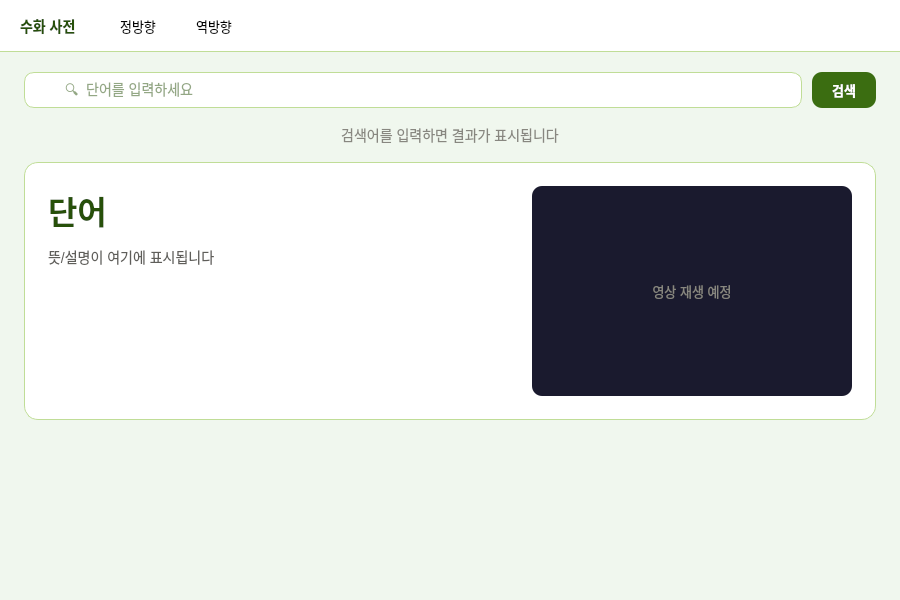
The window that widgets/DictWidget.ui (jina-da/sign_language) describes before a commit, drawn with Qt 5.
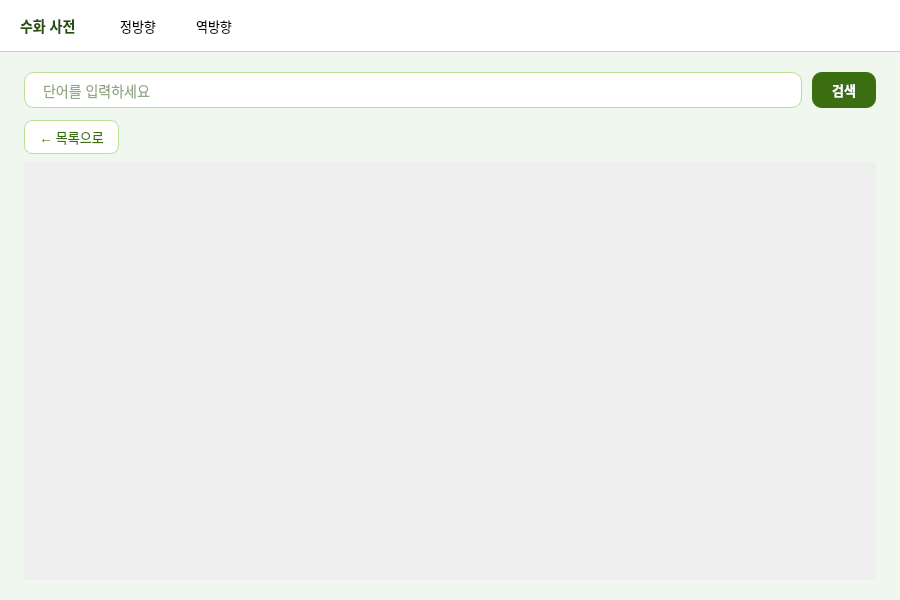
The same window after the commit. The open tabs and pages were chosen to show the change.

What changed in the file:
```diff
--- a/widgets/DictWidget.ui
+++ b/widgets/DictWidget.ui
@@ -9,34 +9,13 @@
    <string notr="true">QWidget#DictWidget { background: #F0F7EE; }
 QWidget#headerArea { background: white; border-bottom: 1px solid #C0DD97; }
 QLabel#headerLabel { font-size: 14px; font-weight: 500; color: #27500A; }
-QPushButton#tabForwardBtn, QPushButton#tabReverseBtn {
-    font-size: 13px; border: none; padding: 0 20px; background: transparent;
-}
-QPushButton#tabForwardBtn[active="true"], QPushButton#tabReverseBtn[active="true"] {
-    color: #3B6D11; font-weight: 500; border-bottom: 2px solid #3B6D11;
-}
-QPushButton#tabForwardBtn[active="false"], QPushButton#tabReverseBtn[active="false"] {
-    color: #5F5E5A; border-bottom: 2px solid transparent;
-}
+QPushButton#tabForwardBtn, QPushButton#tabReverseBtn { font-size: 13px; border: none; padding: 0 20px; background: transparent; }
 QWidget#forwardPage { background: #F0F7EE; }
 QWidget#reversePage { background: #F0F7EE; }
-QWidget#resultCard { background: white; border-radius: 14px; border: 1px solid #C0DD97; }
-QLabel#resultWordLabel { font-size: 32px; font-weight: 500; color: #27500A; }
-QLabel#resultDescLabel { font-size: 14px; color: #5F5E5A; }
-QLabel#resultVideoLabel { background: #1a1a2e; border-radius: 10px; color: #888780; font-size: 13px; }
 QLabel#noResultLabel { font-size: 14px; color: #888780; }
-QLineEdit#searchEdit {
-    border: 1px solid #C0DD97; border-radius: 10px;
-    padding: 8px 16px 8px 38px;
-    font-size: 14px; color: #27500A;
-    background: white;
-}
+QLineEdit#searchEdit { border: 1px solid #C0DD97; border-radius: 10px; padding: 8px 16px; font-size: 14px; color: #27500A; background: white; }
 QLineEdit#searchEdit:focus { border-color: #639922; }
-QPushButton#searchBtn {
-    background: #3B6D11; color: white; border: none;
-    border-radius: 10px; font-size: 13px;
-    font-weight: 500; padding: 8px 20px;
-}
+QPushButton#searchBtn { background: #3B6D11; color: white; border: none; border-radius: 10px; font-size: 13px; font-weight: 500; padding: 8px 20px; }
 QPushButton#searchBtn:hover { background: #27500A; }
 QWidget#cameraArea { background: white; border-radius: 14px; border: 1px solid #C0DD97; }
 QLabel#cameraView { background: #1a1a2e; border-radius: 10px; color: #888780; font-size: 14px; }
@@ -44,7 +23,10 @@
 QLabel#statusLabel { font-size: 13px; color: #5F5E5A; }
 QWidget#reverseResultCard { background: white; border-radius: 14px; border: 1px solid #C0DD97; }
 QLabel#reverseWordLabel { font-size: 28px; font-weight: 500; color: #27500A; }
-QLabel#reverseDescLabel { font-size: 13px; color: #5F5E5A; }</string>
+QLabel#reverseDescLabel { font-size: 13px; color: #5F5E5A; }
+QScrollArea { background: #F0F7EE; border: none; }
+QPushButton#backToListBtn { background: white; color: #3B6D11; border: 1px solid #C0DD97; border-radius: 8px; font-size: 13px; padding: 6px 14px; }
+QPushButton#backToListBtn:hover { background: #EAF3DE; border-color: #639922; }</string>
   </property>
   <layout class="QVBoxLayout" name="rootLayout">
    <property name="spacing"><number>0</number></property>
@@ -101,13 +83,14 @@
        <property name="topMargin"><number>20</number></property>
        <property name="rightMargin"><number>24</number></property>
        <property name="bottomMargin"><number>20</number></property>
-       <property name="spacing"><number>16</number></property>
+       <property name="spacing"><number>12</number></property>
+
        <item>
         <layout class="QHBoxLayout" name="searchRow">
          <property name="spacing"><number>10</number></property>
          <item>
           <widget class="QLineEdit" name="searchEdit">
-           <property name="placeholderText"><string>🔍  단어를 입력하세요</string></property>
+           <property name="placeholderText"><string>단어를 입력하세요</string></property>
           </widget>
          </item>
          <item>
@@ -119,59 +102,106 @@
         </layout>
        </item>
        <item>
-        <widget class="QLabel" name="noResultLabel">
-         <property name="text"><string>검색어를 입력하면 결과가 표시됩니다</string></property>
-         <property name="alignment"><set>Qt::AlignCenter</set></property>
-        </widget>
-       </item>
-       <item>
-        <widget class="QWidget" name="resultCard">
-         <property name="visible"><bool>false</bool></property>
-         <layout class="QHBoxLayout" name="resultCardLayout">
-          <property name="leftMargin"><number>24</number></property>
-          <property name="topMargin"><number>24</number></property>
-          <property name="rightMargin"><number>24</number></property>
-          <property name="bottomMargin"><number>24</number></property>
-          <property name="spacing"><number>24</number></property>
-          <item>
-           <layout class="QVBoxLayout" name="resultInfoLayout">
-            <property name="spacing"><number>12</number></property>
-            <item>
-             <widget class="QLabel" name="resultWordLabel">
-              <property name="text"><string>단어</string></property>
+        <widget class="QStackedWidget" name="forwardContentStack">
+         <property name="sizePolicy">
+          <sizepolicy hsizetype="Preferred" vsizetype="Expanding">
+           <horstretch>0</horstretch>
+           <verstretch>1</verstretch>
+          </sizepolicy>
+         </property>
+
+         <widget class="QWidget" name="noResultPage">
+          <layout class="QVBoxLayout" name="noResultLayout">
+           <property name="spacing"><number>0</number></property>
+           <item>
+            <spacer>
+             <property name="orientation"><enum>Qt::Vertical</enum></property>
+             <property name="sizeHint" stdset="0"><size><width>20</width><height>40</height></size></property>
+            </spacer>
+           </item>
+           <item>
+            <widget class="QLabel" name="noResultLabel">
+             <property name="text"><string>검색어를 입력하면 결과가 표시됩니다</string></property>
+             <property name="alignment"><set>Qt::AlignCenter</set></property>
+            </widget>
+           </item>
+           <item>
+            <spacer>
+             <property name="orientation"><enum>Qt::Vertical</enum></property>
+             <property name="sizeHint" stdset="0"><size><width>20</width><height>40</height></size></property>
+            </spacer>
+           </item>
+          </layout>
+         </widget>
+
+         <widget class="QWidget" name="listPage">
+          <layout class="QVBoxLayout" name="listPageLayout">
+           <property name="spacing"><number>0</number></property>
+           <property name="leftMargin"><number>0</number></property>
+           <property name="topMargin"><number>0</number></property>
+           <property name="rightMargin"><number>0</number></property>
+           <property name="bottomMargin"><number>0</number></property>
+           <item>
+            <widget class="QScrollArea" name="listScrollArea">
+             <property name="widgetResizable"><bool>true</bool></property>
+             <widget class="QWidget" name="listScrollContent">
+              <layout class="QVBoxLayout" name="listScrollLayout">
+               <property name="leftMargin"><number>0</number></property>
+               <property name="topMargin"><number>0</number></property>
+               <property name="rightMargin"><number>0</number></property>
+               <property name="bottomMargin"><number>0</number></property>
+               <property name="spacing"><number>10</number></property>
+              </layout>
              </widget>
-            </item>
-            <item>
-             <widget class="QLabel" name="resultDescLabel">
-              <property name="text"><string>뜻/설명이 여기에 표시됩니다</string></property>
-              <property name="wordWrap"><bool>true</bool></property>
+            </widget>
+           </item>
+          </layout>
+         </widget>
+
+         <widget class="QWidget" name="detailPage">
+          <layout class="QVBoxLayout" name="detailPageLayout">
+           <property name="spacing"><number>8</number></property>
+           <property name="leftMargin"><number>0</number></property>
+           <property name="topMargin"><number>0</number></property>
+           <property name="rightMargin"><number>0</number></property>
+           <property name="bottomMargin"><number>0</number></property>
+           <item>
+            <layout class="QHBoxLayout" name="backBtnRow">
+             <property name="spacing"><number>0</number></property>
+             <item>
+              <widget class="QPushButton" name="backToListBtn">
+               <property name="text"><string>← 목록으로</string></property>
+               <property name="cursor"><cursorShape>PointingHandCursor</cursorShape></property>
+              </widget>
+             </item>
+             <item>
+              <spacer>
+               <property name="orientation"><enum>Qt::Horizontal</enum></property>
+               <property name="sizeHint" stdset="0"><size><width>40</width><height>20</height></size></property>
+              </spacer>
+             </item>
+            </layout>
+           </item>
+           <item>
+            <widget class="QScrollArea" name="resultScrollArea">
+             <property name="widgetResizable"><bool>true</bool></property>
+             <widget class="QWidget" name="resultScrollContent">
+              <layout class="QVBoxLayout" name="resultScrollLayout">
+               <property name="leftMargin"><number>0</number></property>
+               <property name="topMargin"><number>0</number></property>
+               <property name="rightMargin"><number>0</number></property>
+               <property name="bottomMargin"><number>0</number></property>
+               <property name="spacing"><number>12</number></property>
+              </layout>
              </widget>
-            </item>
-            <item>
-             <spacer>
-              <property name="orientation"><enum>Qt::Vertical</enum></property>
-              <property name="sizeHint" stdset="0"><size><width>20</width><height>40</height></size></property>
-             </spacer>
-            </item>
-           </layout>
-          </item>
-          <item>
-           <widget class="QLabel" name="resultVideoLabel">
-            <property name="text"><string>영상 재생 예정</string></property>
-            <property name="alignment"><set>Qt::AlignCenter</set></property>
-            <property name="minimumSize"><size><width>280</width><height>210</height></size></property>
-            <property name="maximumSize"><size><width>320</width><height>240</height></size></property>
-           </widget>
-          </item>
-         </layout>
+            </widget>
+           </item>
+          </layout>
+         </widget>
+
         </widget>
        </item>
-       <item>
-        <spacer>
-         <property name="orientation"><enum>Qt::Vertical</enum></property>
-         <property name="sizeHint" stdset="0"><size><width>20</width><height>40</height></size></property>
-        </spacer>
-       </item>
+
       </layout>
      </widget>
      <widget class="QWidget" name="reversePage">
```
Left out of the diff: 16 changed lines with no effect on the pictures.
